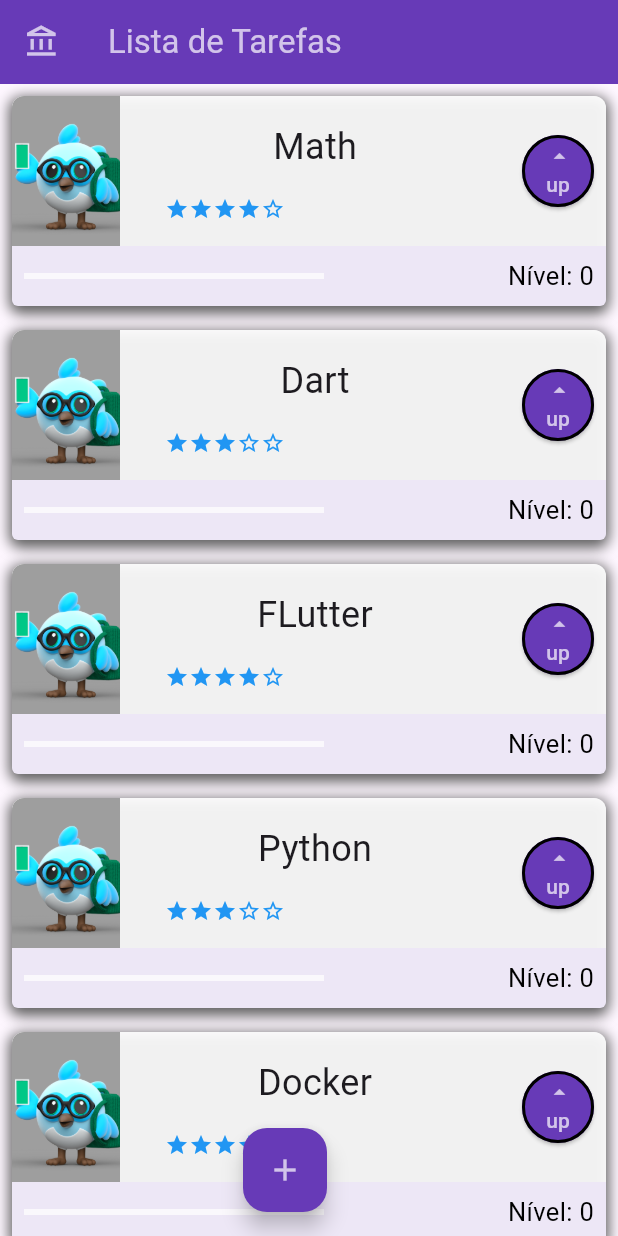
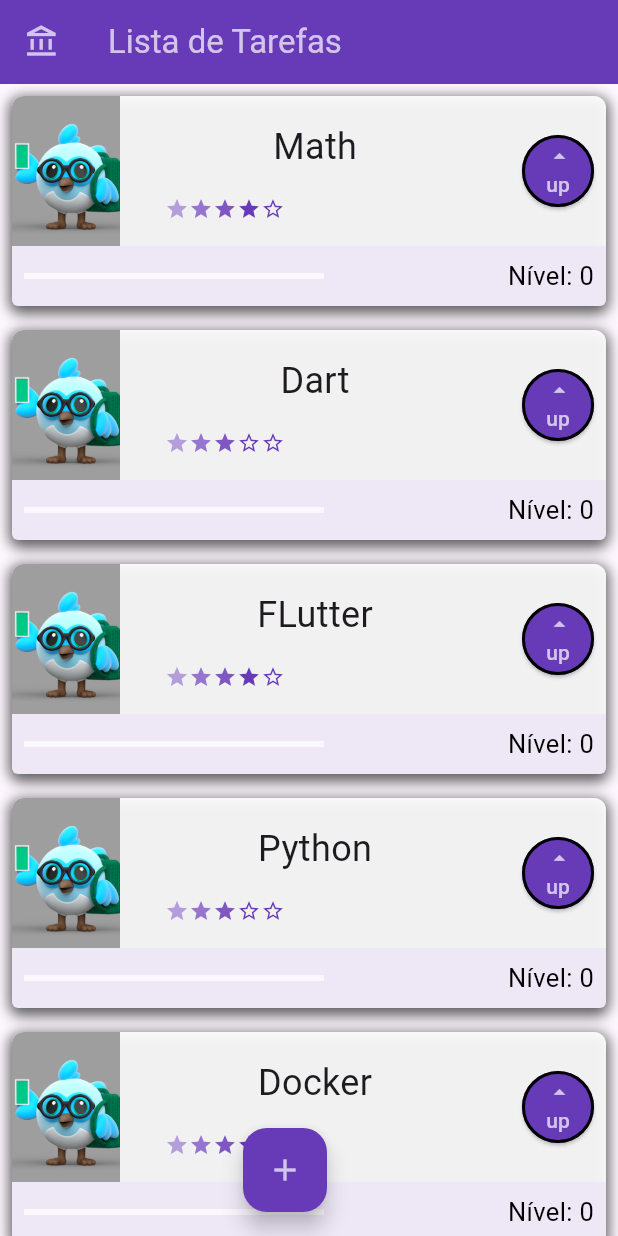
Before and after one commit to DanielBrown1998/lista_tarefas_alura_2025, a Flutter app: the screen it shows after launch, on a phone screen of 412 x 824 dp. Run offline on Flutter 3.47's test engine with Material 3 defaults, Android fonts, the phone set to English and light mode, and no system bars.

Commit message:
Update difficulty icon colors to deep purple shades for improved visual consistency

```diff
--- a/lib/components/principal/dificulty.dart
+++ b/lib/components/principal/dificulty.dart
@@ -15,27 +15,27 @@
         Icon(
           dificulty >= 1 ? Icons.star : Icons.star_border,
           size: 16,
-          color: Colors.blue,
+          color: Colors.deepPurple.shade200,
         ),
         Icon(
           dificulty >= 2 ? Icons.star : Icons.star_border,
           size: 16,
-          color: Colors.blue,
+          color: Colors.deepPurple.shade300,
         ),
         Icon(
           dificulty >= 3 ? Icons.star : Icons.star_border,
           size: 16,
-          color: Colors.blue,
+          color: Colors.deepPurple.shade400,
         ),
         Icon(
           dificulty >= 4 ? Icons.star : Icons.star_border,
           size: 16,
-          color: Colors.blue,
+          color: Colors.deepPurple.shade500,
         ),
         Icon(
           dificulty >= 5 ? Icons.star : Icons.star_border,
           size: 16,
-          color: Colors.blue,
+          color: Colors.deepPurple,
         ),
       ],
     );
```
